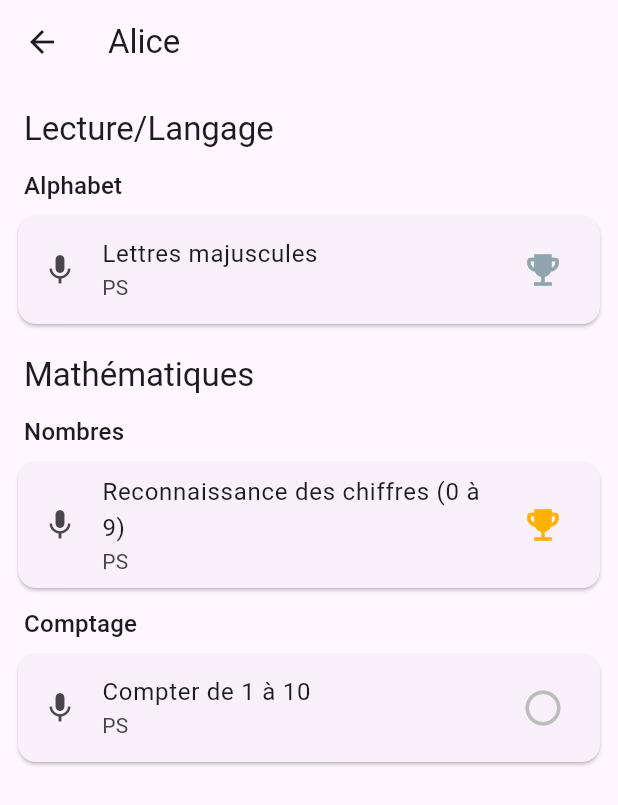
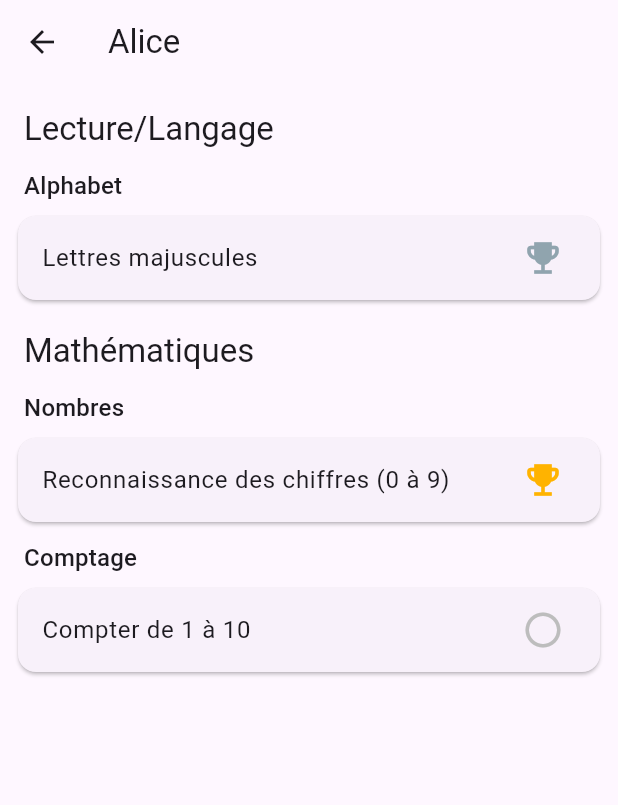
Before and after one commit to Jimmy31/Funty, a Flutter app: the screen it shows after launch, after a tap on "Alice", on a phone screen of 412 x 824 dp. Shown: the top 805 px of the screen. Run offline on Flutter 3.47's test engine with Material 3 defaults, Android fonts, the phone set to English and light mode, and no system bars; our stand-ins replace audioplayers, drift, go_router; missing offline and left inert: vosk_flutter_service; accounts and stored records are empty; generated files the repository leaves out were written again.

Commit message:
Masque classe scolaire et icône de mode de réponse en vue enfant
Retour utilisateur : ces deux métadonnées ne servent à rien pour
l'enfant — la classe scolaire est un repère parental, et l'icône
micro/tactile/mixte n'est pas compréhensible sans légende.

ExerciseCard reçoit un nouveau paramètre showDetails (défaut true) ;
la vue enfant passe false pour n'afficher que le titre et le badge.
Le catalogue parental garde les deux, où elles restent utiles pour
filtrer/choisir.

PRD mis à jour (v0.35).

Co-Authored-By: Claude Sonnet 5 <noreply@anthropic.com>

```diff
--- a/lib/screens/child_home_screen.dart
+++ b/lib/screens/child_home_screen.dart
@@ -70,6 +70,7 @@ class _ChildHomeScreenState extends State<ChildHomeScreen> {
             return ExerciseCard(
               exercise: exercise,
               trailing: BadgeIcon(level: performance?.badgeLevel ?? 0),
+              showDetails: false,
               onTap: () => context.push(
                 '/profiles/${widget.profileId}/exercise/${exercise.id}',
               ),
--- a/lib/widgets/exercise_card.dart
+++ b/lib/widgets/exercise_card.dart
@@ -11,11 +11,17 @@ class ExerciseCard extends StatelessWidget {
     required this.exercise,
     this.trailing,
     this.onTap,
+    this.showDetails = true,
   });
 
   final Exercise exercise;
   final Widget? trailing;
   final VoidCallback? onTap;
+
+  /// Icône de mode de réponse et classe scolaire : utiles au parent dans le
+  /// catalogue (curation), pas à l'enfant qui ne les comprend pas — cachées
+  /// dans la vue enfant via `showDetails: false`.
+  final bool showDetails;
 
   IconData get _responseModeIcon => switch (exercise.responseMode) {
     ResponseMode.vocal => Icons.mic,
@@ -29,9 +35,9 @@ class ExerciseCard extends StatelessWidget {
       margin: const EdgeInsets.symmetric(horizontal: 12, vertical: 4),
       child: ListTile(
         onTap: onTap,
-        leading: Icon(_responseModeIcon),
+        leading: showDetails ? Icon(_responseModeIcon) : null,
         title: Text(exercise.title),
-        subtitle: Text(exercise.schoolGrade.label),
+        subtitle: showDetails ? Text(exercise.schoolGrade.label) : null,
         trailing: trailing,
       ),
     );
```
Also changed, not shown: 1 other file.
